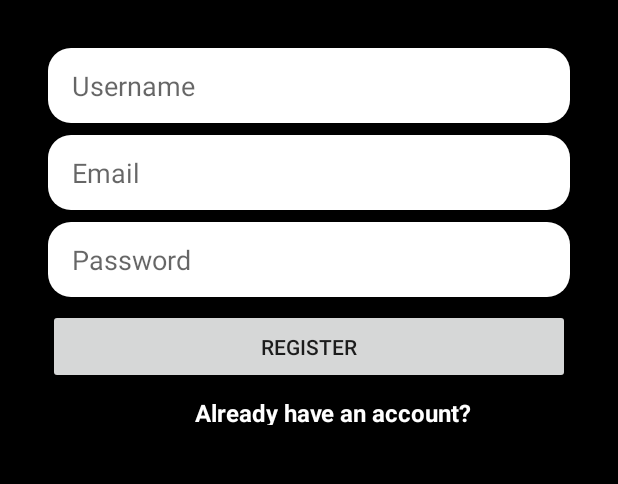
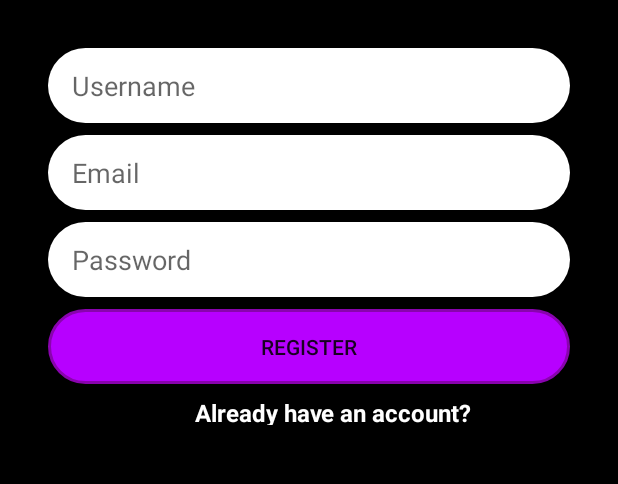
Before and after one commit to Anvesh-Chennupati/KFMessenger, an Android app: the screen it shows after launch (MainActivity), on a phone screen of 412 x 824 dp, the part 84-568 px from its top. Run offline under Robolectric (Android 15) with nearby library versions, the phone set to English and light mode, and no system bars.

Commit message:
Rounded Button with press effect

```diff
--- /dev/null
+++ b/app/src/main/res/drawable/rounded_button.xml
@@ -0,0 +1,31 @@
+<?xml version="1.0" encoding="utf-8"?>
+<selector xmlns:android="http://schemas.android.com/apk/res/android">
+    <item android:state_pressed="false">
+        <shape android:shape="rectangle">
+            <corners android:radius="1000dp" />
+            <solid android:color="#b700ff" />
+            <stroke
+                    android:width="2dip"
+                    android:color="#8903ae" />
+            <padding
+                    android:bottom="4dp"
+                    android:left="4dp"
+                    android:right="4dp"
+                    android:top="4dp" />
+        </shape>
+    </item>
+    <item android:state_pressed="true">
+        <shape android:shape="rectangle">
+            <corners android:radius="1000dp" />
+            <solid android:color="#5500ff" />
+            <stroke
+                    android:width="2dip"
+                    android:color="#ffffff" />
+            <padding
+                    android:bottom="4dp"
+                    android:left="4dp"
+                    android:right="4dp"
+                    android:top="4dp" />
+        </shape>
+    </item>
+</selector>
--- a/app/src/main/res/drawable/rounded_edittext.xml
+++ b/app/src/main/res/drawable/rounded_edittext.xml
@@ -4,8 +4,8 @@
        android:shape="rectangle" android:padding="10dp">
     <solid android:color="#FFFFFF"/>
     <corners
-            android:bottomRightRadius="15dp"
-            android:bottomLeftRadius="15dp"
-            android:topLeftRadius="15dp"
-            android:topRightRadius="15dp"/>
+            android:bottomRightRadius="30dp"
+            android:bottomLeftRadius="30dp"
+            android:topLeftRadius="30dp"
+            android:topRightRadius="30dp"/>
 </shape>
--- a/app/src/main/res/layout/activity_login.xml
+++ b/app/src/main/res/layout/activity_login.xml
@@ -45,6 +45,7 @@
             android:layout_height="50dp"
             android:layout_marginTop="8dp"
             android:text="Login"
+            android:background="@drawable/rounded_button"
             app:layout_constraintEnd_toEndOf="@+id/password_edittext_login"
             app:layout_constraintStart_toStartOf="@+id/password_edittext_login"
             app:layout_constraintTop_toBottomOf="@+id/password_edittext_login"/>
--- a/app/src/main/res/layout/activity_main.xml
+++ b/app/src/main/res/layout/activity_main.xml
@@ -61,7 +61,9 @@
             android:layout_marginTop="8dp"
             app:layout_constraintTop_toBottomOf="@+id/password_edittext_register"
             app:layout_constraintEnd_toEndOf="@+id/password_edittext_register"
-            app:layout_constraintStart_toStartOf="@+id/password_edittext_register"/>
+            app:layout_constraintStart_toStartOf="@+id/password_edittext_register"
+            android:background="@drawable/rounded_button"
+            />
     <TextView
             android:text="Already have an account?"
             android:layout_width="wrap_content"
```
